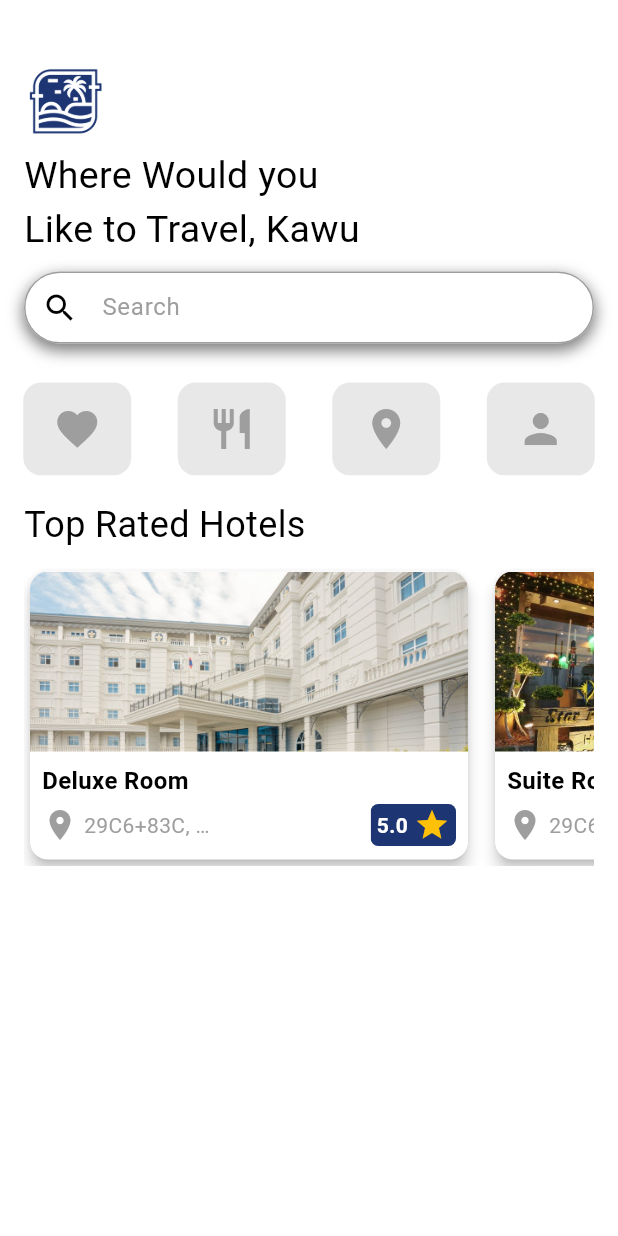
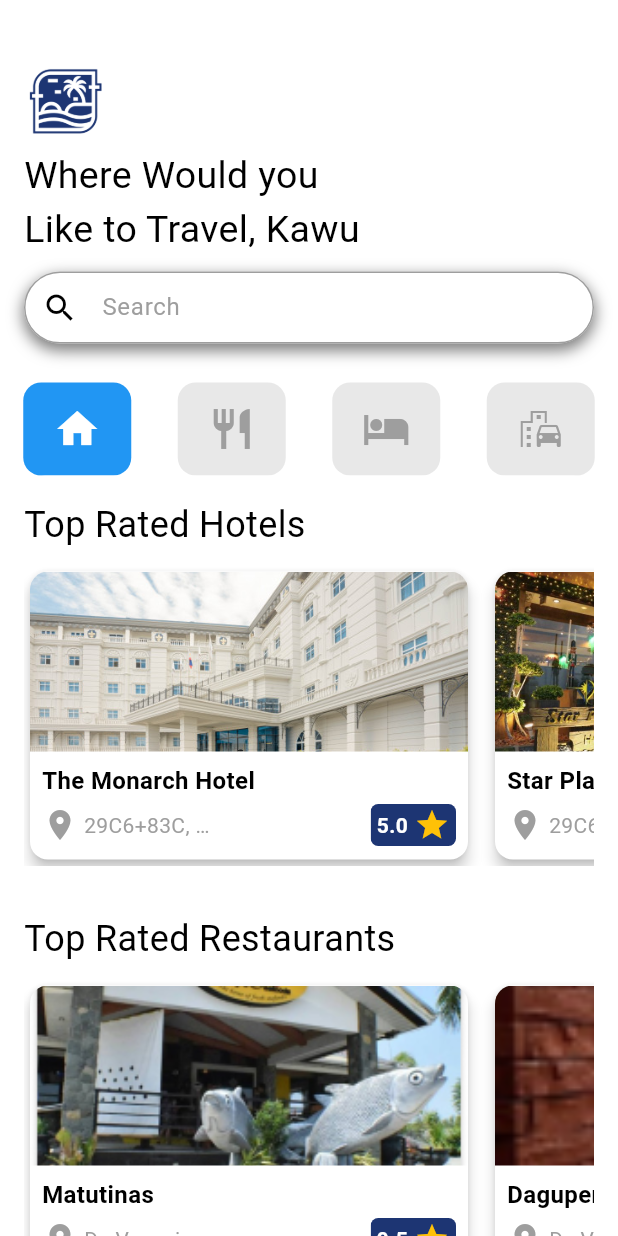
Before and after one commit to Arthritisboy/3Y1Cryptotel, a Flutter app: the HomeScreen screen opened directly, on a phone screen of 412 x 824 dp. Run offline on Flutter 3.47's test engine with Material 3 defaults, Android fonts, the phone set to English and light mode, and no system bars; our stand-ins replace google_fonts, transparent_image.

Commit message:
Update homescreen
Created Popular Restaurant and make the navigation works also delete some unecessary widgets

```diff
--- /dev/null
+++ b/mobile/lib/data/dummydata/restaurant_data.dart
@@ -0,0 +1,16 @@
+import 'package:hotel_flutter/data/model/restaurant_model.dart';
+
+final List<RestaurantModel> restaurantData = [
+  RestaurantModel(
+    imagePath: 'assets/images/restaurant/matutinas.png',
+    restaurantName: 'Matutinas',
+    rating: 9.5,
+    location: 'De Venecia Road,Extention,brgy.Pantal, Dagupan City Pangasinan',
+  ),
+  RestaurantModel(
+    imagePath: 'assets/images/restaurant/dagupenas.png',
+    restaurantName: 'Dagupenas',
+    rating: 9.1,
+    location: 'De Venecia Road,Extention,brgy.Pantal, Dagupan City Pangasinan',
+  ),
+];
--- a/mobile/lib/data/dummydata/room_data.dart
+++ b/mobile/lib/data/dummydata/room_data.dart
@@ -3,7 +3,7 @@ import 'package:hotel_flutter/data/model/room_model.dart';
 final List<Room> roomData = [
   Room(
     imagePath: 'assets/images/rooms/monarchHotel.jpg',
-    roomName: 'Deluxe Room',
+    roomName: 'The Monarch Hotel',
     typeOfRoom: 'King Size Bed',
     rating: 5.0,
     price: 30,
@@ -11,7 +11,7 @@ final List<Room> roomData = [
   ),
   Room(
     imagePath: 'assets/images/rooms/starPlaza.jpg',
-    roomName: 'Suite Room',
+    roomName: 'Star Plaza Hotel',
     typeOfRoom: 'Queen Size Bed',
     rating: 4.5,
     price: 50,
--- /dev/null
+++ b/mobile/lib/data/model/restaurant_model.dart
@@ -0,0 +1,31 @@
+class RestaurantModel {
+  final String imagePath;
+  final String restaurantName;
+  final double rating;
+  final String location;
+
+  RestaurantModel({
+    required this.imagePath,
+    required this.restaurantName,
+    required this.rating,
+    required this.location,
+  });
+
+  factory RestaurantModel.fromMap(Map<String, dynamic> data) {
+    return RestaurantModel(
+      imagePath: data['imagePath'] as String,
+      restaurantName: data['restaurantName'] as String,
+      rating: data['rating'] as double,
+      location: data['location'] as String,
+    );
+  }
+
+  Map<String, dynamic> toMap() {
+    return {
+      'imagePath': imagePath,
+      'restaurantName': restaurantName,
+      'rating': rating,
+      'location': location,
+    };
+  }
+}
--- a/mobile/lib/presentation/screens/home_screen.dart
+++ b/mobile/lib/presentation/screens/home_screen.dart
@@ -1,8 +1,10 @@
 import 'package:flutter/material.dart';
 import 'package:hotel_flutter/data/model/food_model.dart';
 import 'package:hotel_flutter/presentation/screens/add_cart_screen.dart';
+import 'package:hotel_flutter/presentation/screens/menu_screens.dart';
 import 'package:hotel_flutter/presentation/widgets/home/bottom_home_icon_navigation.dart';
 import 'package:hotel_flutter/presentation/widgets/home/home_header.dart';
+import 'package:hotel_flutter/presentation/widgets/home/popular_restaurant.dart';
 import 'package:hotel_flutter/presentation/widgets/home/popular_rooms.dart';
 
 class HomeScreen extends StatefulWidget {
@@ -19,6 +21,7 @@ class _HomeScreenState extends State<HomeScreen> {
   };
 
   List<FoodItem> selectedMeals = [];
+  int _selectedIndex = 0; // Track the selected index
 
   @override
   void initState() {
@@ -26,11 +29,18 @@ class _HomeScreenState extends State<HomeScreen> {
     WidgetsBinding.instance.addPostFrameCallback((_) {
       final args =
           ModalRoute.of(context)?.settings.arguments as List<FoodItem>?;
+
       if (args != null) {
         setState(() {
           selectedMeals.addAll(args);
         });
       }
+    });
+  }
+
+  void _onIconTapped(int index) {
+    setState(() {
+      _selectedIndex = index; // Update the selected index
     });
   }
 
@@ -43,7 +53,10 @@ class _HomeScreenState extends State<HomeScreen> {
             children: [
               Header(),
               const SizedBox(height: 10),
-              const BottomHomeIconNavigation(),
+              BottomHomeIconNavigation(
+                selectedIndex: _selectedIndex,
+                onIconTapped: _onIconTapped, // Pass the callback
+              ),
               Expanded(
                 child: Container(
                   decoration: const BoxDecoration(
@@ -51,11 +64,16 @@ class _HomeScreenState extends State<HomeScreen> {
                     borderRadius:
                         BorderRadius.vertical(top: Radius.circular(30.0)),
                   ),
-                  child: const SingleChildScrollView(
+                  child: SingleChildScrollView(
                     child: Column(
                       crossAxisAlignment: CrossAxisAlignment.start,
                       children: [
-                        PopularRooms(),
+                        // Conditional rendering based on selected index
+                        if (_selectedIndex == 0) ...[
+                          PopularRooms(),
+                          PopularRestaurant()
+                        ],
+                        if (_selectedIndex == 1) PopularRestaurant(),
                       ],
                     ),
                   ),
--- a/mobile/lib/presentation/widgets/home/bottom_home_icon_navigation.dart
+++ b/mobile/lib/presentation/widgets/home/bottom_home_icon_navigation.dart
@@ -2,11 +2,14 @@ import 'package:flutter/material.dart';
 import 'square_icon.dart';
 
 class BottomHomeIconNavigation extends StatelessWidget {
-  const BottomHomeIconNavigation({super.key});
+  final int selectedIndex;
+  final ValueChanged<int> onIconTapped;
 
-  void _navigateToMenuScreen(BuildContext context) {
-    Navigator.of(context).pushNamed('/menuscreen');
-  }
+  const BottomHomeIconNavigation({
+    super.key,
+    required this.selectedIndex,
+    required this.onIconTapped,
+  });
 
   @override
   Widget build(BuildContext context) {
@@ -14,20 +17,32 @@ class BottomHomeIconNavigation extends StatelessWidget {
       mainAxisAlignment: MainAxisAlignment.spaceAround,
       children: [
         GestureDetector(
-          onTap: () {},
-          child: const SquareIcon(iconData: Icons.favorite),
+          onTap: () => onIconTapped(0),
+          child: SquareIcon(
+            iconData: Icons.home,
+            isSelected: selectedIndex == 0,
+          ),
         ),
         GestureDetector(
-          onTap: () => _navigateToMenuScreen(context),
-          child: const SquareIcon(iconData: Icons.restaurant),
+          onTap: () => onIconTapped(1),
+          child: SquareIcon(
+            iconData: Icons.restaurant,
+            isSelected: selectedIndex == 1,
+          ),
         ),
         GestureDetector(
-          onTap: () {},
-          child: const SquareIcon(iconData: Icons.room),
+          onTap: () => onIconTapped(2),
+          child: SquareIcon(
+            iconData: Icons.hotel,
+            isSelected: selectedIndex == 2,
+          ),
         ),
         GestureDetector(
-          onTap: () {},
-          child: const SquareIcon(iconData: Icons.person),
+          onTap: () => onIconTapped(3),
+          child: SquareIcon(
+            iconData: Icons.emoji_transportation,
+            isSelected: selectedIndex == 3,
+          ),
         ),
       ],
     );
--- a/mobile/lib/presentation/widgets/home/room_widget.dart
+++ b/mobile/lib/presentation/widgets/home/card_widget.dart
@@ -1,12 +1,12 @@
 import 'package:flutter/material.dart';
 
-class RoomWidget extends StatelessWidget {
+class CardWidget extends StatelessWidget {
   final String imagePath;
   final String roomName;
   final String location;
   final double rating;
 
-  const RoomWidget({
+  const CardWidget({
     super.key,
     required this.imagePath,
     required this.roomName,
--- /dev/null
+++ b/mobile/lib/presentation/widgets/home/popular_restaurant.dart
@@ -0,0 +1,51 @@
+import 'package:flutter/material.dart';
+import 'package:hotel_flutter/presentation/widgets/home/card_widget.dart';
+import 'package:hotel_flutter/data/model/restaurant_model.dart';
+import 'package:hotel_flutter/data/dummydata/restaurant_data.dart';
+
+class PopularRestaurant extends StatelessWidget {
+  const PopularRestaurant({super.key});
+
+  @override
+  Widget build(BuildContext context) {
+    return Padding(
+      padding: const EdgeInsets.all(16.0),
+      child: Column(
+        crossAxisAlignment: CrossAxisAlignment.start,
+        children: [
+          const Text(
+            'Top Rated Restaurants',
+            style: TextStyle(
+              fontSize: 24.0,
+              color: Colors.black,
+            ),
+          ),
+          const SizedBox(height: 10.0),
+          SizedBox(
+            height: 200.0,
+            child: SingleChildScrollView(
+              scrollDirection: Axis.horizontal,
+              child: Row(
+                children: _buildRestaurantList(),
+              ),
+            ),
+          ),
+        ],
+      ),
+    );
+  }
+
+  List<Widget> _buildRestaurantList() {
+    return restaurantData.map((RestaurantModel restaurant) {
+      return Padding(
+        padding: const EdgeInsets.only(right: 10.0),
+        child: CardWidget(
+          imagePath: restaurant.imagePath,
+          roomName: restaurant.restaurantName,
+          location: restaurant.location,
+          rating: restaurant.rating,
+        ),
+      );
+    }).toList();
+  }
+}
--- a/mobile/lib/presentation/widgets/home/popular_rooms.dart
+++ b/mobile/lib/presentation/widgets/home/popular_rooms.dart
@@ -1,5 +1,5 @@
 import 'package:flutter/material.dart';
-import 'package:hotel_flutter/presentation/widgets/home/room_widget.dart';
+import 'package:hotel_flutter/presentation/widgets/home/card_widget.dart';
 import 'package:hotel_flutter/presentation/screens/room_screen.dart';
 import 'package:hotel_flutter/data/dummydata/room_data.dart';
 import 'package:hotel_flutter/data/model/room_model.dart';
@@ -18,7 +18,6 @@ class PopularRooms extends StatelessWidget {
             'Top Rated Hotels',
             style: TextStyle(
               fontSize: 24.0,
-              // fontWeight: FontWeight.bold,
               color: Colors.black,
             ),
           ),
@@ -55,7 +54,7 @@ class PopularRooms extends StatelessWidget {
               ),
             );
           },
-          child: RoomWidget(
+          child: CardWidget(
             imagePath: room.imagePath,
             roomName: room.roomName,
             location: room.location,
--- a/mobile/lib/presentation/widgets/home/square_icon.dart
+++ b/mobile/lib/presentation/widgets/home/square_icon.dart
@@ -2,6 +2,7 @@ import 'package:flutter/material.dart';
 
 class SquareIcon extends StatelessWidget {
   final IconData iconData;
+  final bool isSelected; // Add this property
   final double size;
   final Color backgroundColor;
   final Color iconColor;
@@ -9,6 +10,7 @@ class SquareIcon extends StatelessWidget {
   const SquareIcon({
     super.key,
     required this.iconData,
+    this.isSelected = false, // Default to false
     this.size = 50.0,
     this.backgroundColor = const Color.fromARGB(255, 232, 232, 232),
     this.iconColor = Colors.grey,
@@ -20,12 +22,16 @@ class SquareIcon extends StatelessWidget {
       width: 72,
       height: 62,
       decoration: BoxDecoration(
-        color: backgroundColor,
+        color: isSelected
+            ? Colors.blue
+            : backgroundColor, // Change background color if selected
         borderRadius: const BorderRadius.all(Radius.circular(12)),
       ),
       child: Icon(
         iconData,
-        color: iconColor,
+        color: isSelected
+            ? Colors.white
+            : iconColor, // Change icon color if selected
         size: 32,
       ),
     );
--- a/mobile/pubspec.yaml
+++ b/mobile/pubspec.yaml
@@ -61,6 +61,9 @@ flutter:
     - assets/images/foods/
     - assets/images/rooms/
     - assets/images/others/
+    - assets/images/restaurant/
+    - assets/images/rooms/monarchHotel.jpg
+    - assets/images/rooms/starPlaza.jpg
     # - assets/images/others/hotel.png
     # - assets/images/others/Vinna.jpg
     # - assets/images/others/logowhite.png
```
Also changed, not shown: mobile/lib/presentation/widgets/home/image_with_text.dart (deleted, +0 -59 lines), mobile/assets/images/restaurant/dagupenas.png (added), mobile/assets/images/restaurant/matutinas.png (added).
